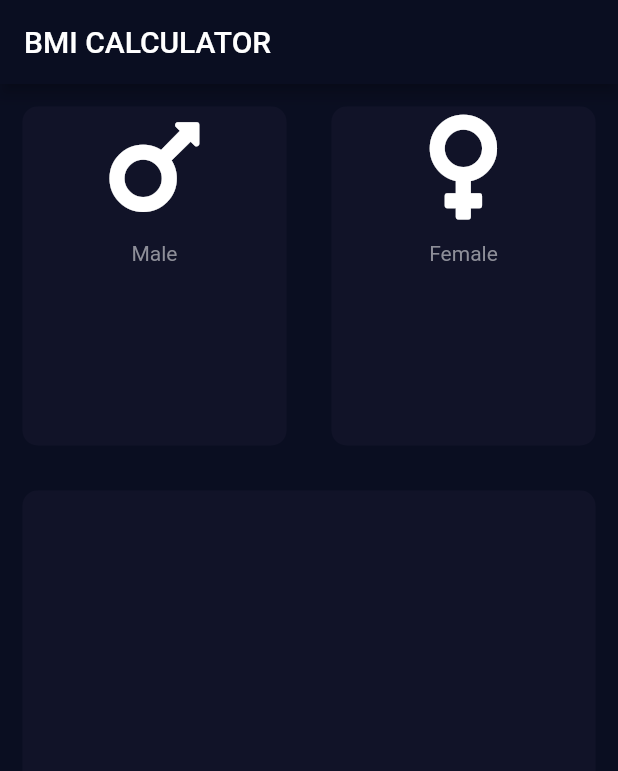
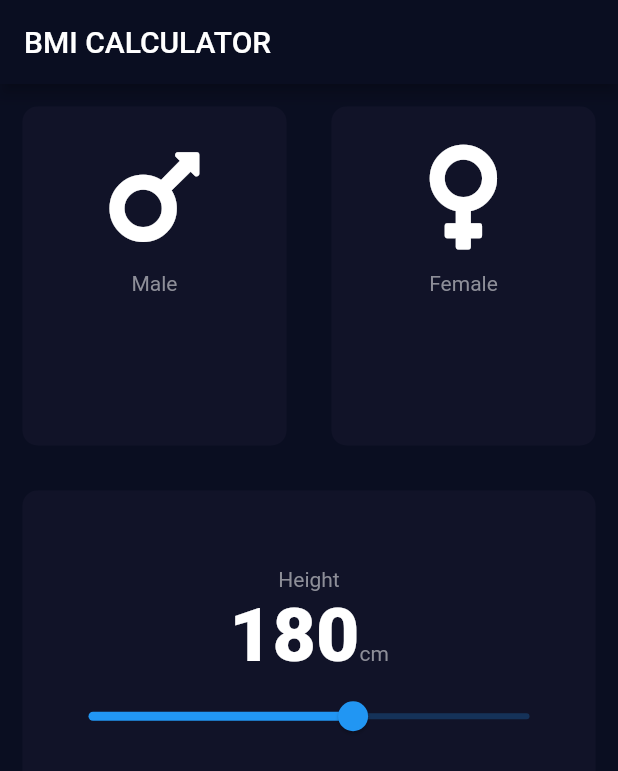
Before and after one commit to ckmonish2000/BMI-Calculator-Flutter, a Flutter app: the screen it shows after launch, on a phone screen of 412 x 824 dp. Shown: the top 771 px of the screen. Run offline on Flutter 3.47's test engine with Material 2 defaults, Android fonts, the phone set to English and light mode, and no system bars; our stand-ins replace font_awesome_flutter.

Commit message:
third commit

```diff
--- /dev/null
+++ b/lib/constants.dart
@@ -0,0 +1,4 @@
+import 'package:flutter/material.dart';
+
+const Txt=TextStyle(color: Color(0xFF8D8E98));
+const Knum=TextStyle(fontSize:50.0,fontWeight:FontWeight.w900);
--- a/lib/gender.dart
+++ b/lib/gender.dart
@@ -2,14 +2,16 @@ import 'package:flutter/material.dart';
 import 'input.dart';
 
 class gender extends StatelessWidget {
-  gender({this.gicon, this.str,this.clr});
+  gender({this.gicon, this.str,this.clr,this.press});
   Icon gicon;
   String str;
   Color clr;
+  final Function press;
 
   @override
   Widget build(BuildContext context) {
     return ReuseableCard(
+      onPress: press,
       colour: clr,
       cardChild: Center(
         child: Container(
--- a/lib/input.dart
+++ b/lib/input.dart
@@ -1,20 +1,26 @@
 import 'package:flutter/material.dart';
 
 class ReuseableCard extends StatelessWidget {
-  ReuseableCard({@required this.colour, this.cardChild});
+  ReuseableCard({@required this.colour, this.cardChild,this.onPress});
   Color colour;
   Widget cardChild;
+  final Function onPress;
 
   @override
   Widget build(BuildContext context) {
-    return Container(
+    return GestureDetector(
+      onTap:onPress ,
+      child: Container(
+
         child: Center(
           child: Container(
+            padding: EdgeInsets.all(20.0),
               margin: const EdgeInsets.all(15.0),
               decoration: BoxDecoration(
                   borderRadius: BorderRadius.circular(10.0), color: colour),
               child: cardChild),
         ),
+      ),
     );
   }
 }
--- a/lib/main.dart
+++ b/lib/main.dart
@@ -2,6 +2,7 @@ import 'package:flutter/material.dart';
 import 'input.dart';
 import 'gender.dart';
 import 'package:font_awesome_flutter/font_awesome_flutter.dart';
+import 'constants.dart';
 
 final active = Color(0xFF1D1E33);
 final inactive = Color(0xFF111328);
@@ -9,6 +10,7 @@ enum Genders {male,female}
 void main() => runApp(BMICalculator());
 
 class BMICalculator extends StatelessWidget {
+
   @override
   Widget build(BuildContext context) {
     return MaterialApp(
@@ -47,6 +49,7 @@ class _InputPageState extends State<InputPage> {
 
 
   // }
+  var height=180;
 
  Genders gndr;
   @override
@@ -61,13 +64,12 @@ class _InputPageState extends State<InputPage> {
               children: <Widget>[
                 Expanded(
                   child: Container(
-                    child: GestureDetector(
-                      onTap: () {
+                    child: gender(
+                      press: (){
                         setState(() {
                           gndr=Genders.male;
                         });
                       },
-                      child: gender(
                       gicon: Icon(
                         FontAwesomeIcons.mars,
                         size: 80,
@@ -77,24 +79,21 @@ class _InputPageState extends State<InputPage> {
                     ),
                   ),
                 ),
-                ),
                 Expanded(
                   child: Container(
                     child: Center(
-                        child: GestureDetector(
-                      onTap: () {
+                        child: gender(
+                          press: (){
                             setState(() {
                               gndr=Genders.female;
                             });
                           },
-                      child: gender(
                           gicon: Icon(
                             FontAwesomeIcons.venus,
                             size: 80,
                           ),
                           str: "Female",
                           clr: gndr == Genders.female? active:inactive,
-                      ),
                         )),
                   ),
                 ),
@@ -104,6 +103,31 @@ class _InputPageState extends State<InputPage> {
           Expanded(
             child: ReuseableCard(
               colour: inactive,
+              cardChild: Column(
+                mainAxisAlignment: MainAxisAlignment.center,
+                  children:[
+                   Center(child: Text("Height",style:Txt,),),
+
+                   Row(
+                     mainAxisAlignment:MainAxisAlignment.center,
+                     crossAxisAlignment: CrossAxisAlignment.baseline,
+                     textBaseline: TextBaseline.alphabetic,
+                     children:[
+
+                       Text("$height",style: Knum,),
+                       Text('cm',style: Txt,)
+                     ]
+
+                   ),
+                   Slider(value: height.toDouble(), min: 120.0,max: 220.0,onChanged: (double newvalue){
+                     print(newvalue);
+                     setState(() {
+                       height=newvalue.toInt();
+                     });
+                   },)
+                ]
+              ),
+
             ),
           ),
           Expanded(
```
Lines whose indentation alone changed are shown as unchanged.
